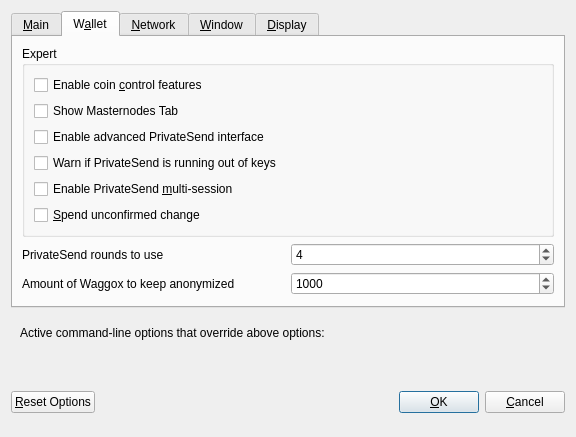
Qt form src/qt/forms/optionsdialog.ui (dashpay/dash) before a commit.
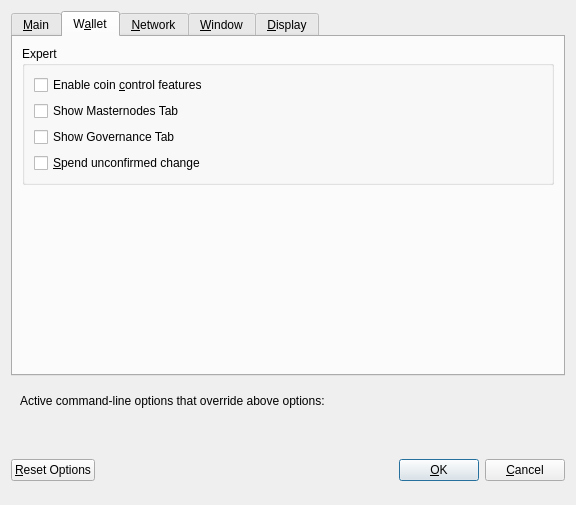
The same form after that commit. The open tabs and pages were chosen to show the change. Custom widgets are drawn as their Qt base class.

Commit message: waggox pos

Diff of the .ui file:
```diff
--- a/src/qt/forms/optionsdialog.ui
+++ b/src/qt/forms/optionsdialog.ui
@@ -7,7 +7,7 @@
     <x>0</x>
     <y>0</y>
     <width>576</width>
-    <height>402</height>
+    <height>505</height>
    </rect>
   </property>
   <property name="windowTitle">
@@ -169,27 +169,7 @@
              <string>Show additional information and buttons for PrivateSend on overview screen.</string>
             </property>
             <property name="text">
-             <string>Enable advanced PrivateSend interface</string>
-            </property>
-           </widget>
-          </item>
-          <item>
-           <widget class="QCheckBox" name="lowKeysWarning">
-            <property name="toolTip">
-             <string>Show warning dialog when PrivateSend detects that wallet has very low number of keys left.</string>
-            </property>
-            <property name="text">
-             <string>Warn if PrivateSend is running out of keys</string>
-            </property>
-           </widget>
-          </item>
-          <item>
-           <widget class="QCheckBox" name="privateSendMultiSession">
-            <property name="toolTip">
-             <string>Whether to use experimental PrivateSend mode with multiple mixing sessions per block.&lt;br/&gt;Note: You must use this feature carefully.&lt;br/&gt;Make sure you always have recent wallet (auto)backup in a safe place!</string>
-            </property>
-            <property name="text">
-             <string>Enable PrivateSend &amp;multi-session</string>
+             <string>Show Governance Tab</string>
             </property>
            </widget>
           </item>
@@ -207,76 +187,7 @@
         </widget>
        </item>
        <item>
-        <layout class="QHBoxLayout" name="horizontalLayout_4_Wallet">
-         <item>
-          <widget class="QLabel" name="label">
-           <property name="toolTip">
-            <string>This setting determines the amount of individual masternodes that an input will be anonymized through.&lt;br/&gt;More rounds of anonymization gives a higher degree of privacy, but also costs more in fees.</string>
-           </property>
-           <property name="text">
-            <string>PrivateSend rounds to use</string>
-           </property>
-          </widget>
-         </item>
-         <item>
-          <widget class="QSpinBox" name="privateSendRounds">
-           <property name="minimum">
-            <number>2</number>
-           </property>
-           <property name="maximum">
-            <number>8</number>
-           </property>
-           <property name="value">
-            <number>4</number>
-           </property>
-          </widget>
-         </item>
-        </layout>
-       </item>
-       <item>
-        <layout class="QHBoxLayout" name="horizontalLayout">
-         <item>
-          <widget class="QLabel" name="label_2">
-           <property name="toolTip">
-            <string>This amount acts as a threshold to turn off PrivateSend once it's reached.</string>
-           </property>
-           <property name="statusTip">
-            <string notr="true"/>
-           </property>
-           <property name="whatsThis">
-            <string notr="true"/>
-           </property>
-           <property name="accessibleName">
-            <string notr="true"/>
-           </property>
-           <property name="accessibleDescription">
-            <string notr="true"/>
-           </property>
-           <property name="text">
-            <string>Amount of Waggox to keep anonymized</string>
-           </property>
-          </widget>
-         </item>
-         <item>
-          <widget class="QSpinBox" name="privateSendAmount">
-           <property name="minimum">
-            <number>2</number>
-           </property>
-           <property name="maximum">
-            <number>2000</number>
-           </property>
-           <property name="singleStep">
-            <number>10</number>
-           </property>
-           <property name="value">
-            <number>1000</number>
-           </property>
-          </widget>
-         </item>
-        </layout>
-       </item>
-       <item>
-        <spacer name="verticalSpacer_Wallet">
+        <spacer name="verticalSpacer_2">
          <property name="orientation">
           <enum>Qt::Vertical</enum>
          </property>
```
Left out of the diff: 6 changed lines with no effect on the pictures. The commit also changes 726 other files.
